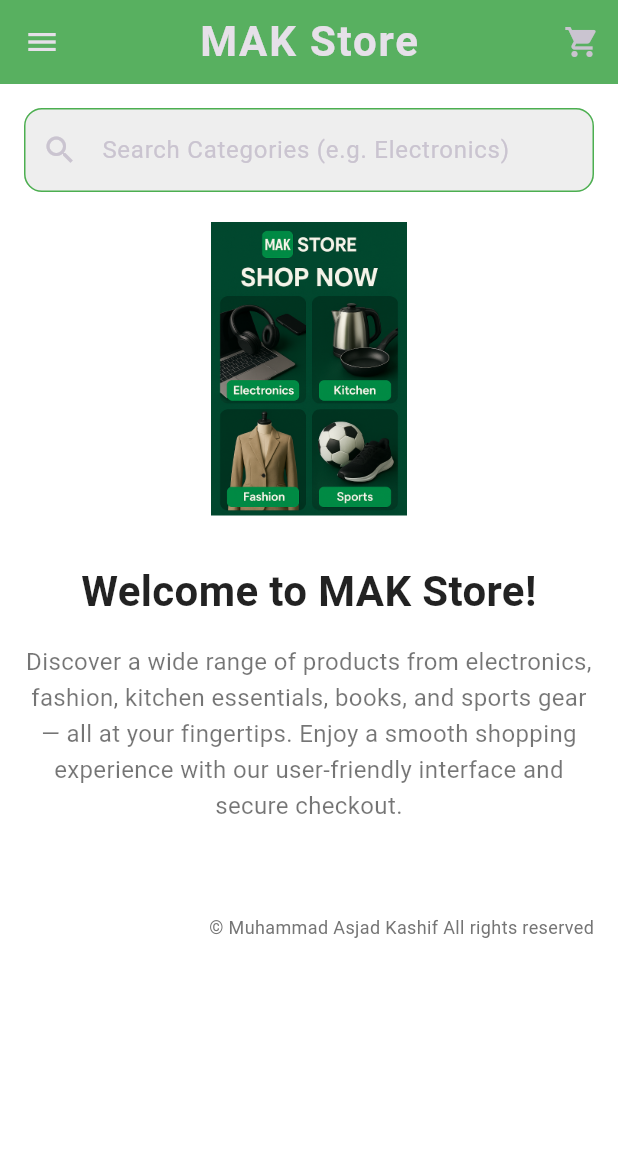
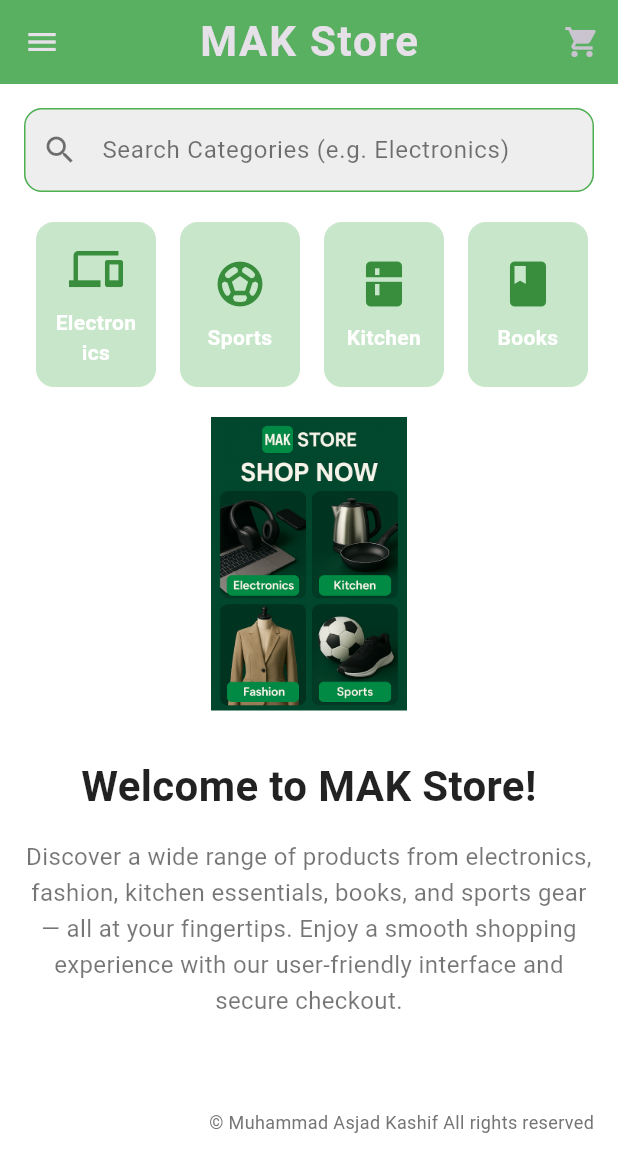
Before and after one commit to asjadkashif2004/Mak-Store-E-commerce-mobile-app, a Flutter app: the screen it shows once a user with an empty profile is signed in, on a phone screen of 412 x 824 dp. Shown: the top 1172 px of the screen. Run offline on Flutter 3.47's test engine with Material 3 defaults, Android fonts, the phone set to English and light mode, and no system bars; our stand-ins replace cloud_firestore, firebase_auth, firebase_core; accounts and stored records are empty; Roboto replaces fonts that are missing (Georgia, Lobster).

Commit message:
Project created and in working stage

```diff
--- a/lib/home_page.dart
+++ b/lib/home_page.dart
@@ -71,7 +71,6 @@ class _HomePageState extends State<HomePage> {
     'Logout',
   ];
 
-  // Map menu items to icons
   final Map<String, IconData> menuIcons = {
     'Home': Icons.home,
     'Category': Icons.category,
@@ -80,6 +79,57 @@ class _HomePageState extends State<HomePage> {
     'Profile': Icons.person,
     'Logout': Icons.logout,
   };
+
+  // Animated welcome message (fade-in)
+  Widget _animatedWelcomeMessage() {
+    return TweenAnimationBuilder<double>(
+      tween: Tween<double>(begin: 0, end: 1),
+      duration: const Duration(seconds: 2),
+      builder: (context, opacity, child) {
+        return Opacity(opacity: opacity, child: child);
+      },
+      child: const Text(
+        'Welcome to MAK Store!',
+        style: TextStyle(
+          fontFamily: 'Lobster',
+          fontSize: 28,
+          color: Colors.black87,
+          fontWeight: FontWeight.bold,
+        ),
+        textAlign: TextAlign.center,
+      ),
+    );
+  }
+
+  // Category icon button widget
+  Widget _categoryIconButton(String label, IconData icon, Widget page) {
+    return GestureDetector(
+      onTap: () {
+        Navigator.push(context, MaterialPageRoute(builder: (_) => page));
+      },
+      child: Container(
+        width: 80,
+        margin: const EdgeInsets.symmetric(horizontal: 8),
+        padding: const EdgeInsets.all(12),
+        decoration: BoxDecoration(
+          color: Colors.green.shade100,
+          borderRadius: BorderRadius.circular(12),
+        ),
+        child: Column(
+          mainAxisAlignment: MainAxisAlignment.center,
+          children: [
+            Icon(icon, size: 36, color: Colors.green.shade700),
+            const SizedBox(height: 8),
+            Text(
+              label,
+              style: const TextStyle(fontWeight: FontWeight.bold, fontSize: 14),
+              textAlign: TextAlign.center,
+            ),
+          ],
+        ),
+      ),
+    );
+  }
 
   @override
   Widget build(BuildContext context) {
@@ -149,7 +199,7 @@ class _HomePageState extends State<HomePage> {
                         );
                         break;
                       case 'Home':
-                        // Maybe pop until home or do nothing since already home
+                        // Already home
                         break;
                       default:
                         ScaffoldMessenger.of(context).showSnackBar(
@@ -171,9 +221,13 @@ class _HomePageState extends State<HomePage> {
             // Search Banner
             TextField(
               controller: _searchController,
+              style: const TextStyle(
+                color: Colors.black,
+              ), // Black input text color
               decoration: InputDecoration(
                 hintText: 'Search Categories (e.g. Electronics)',
-                prefixIcon: const Icon(Icons.search),
+                hintStyle: const TextStyle(color: Colors.black54),
+                prefixIcon: const Icon(Icons.search, color: Colors.black54),
                 filled: true,
                 fillColor: Colors.grey.shade200,
                 border: OutlineInputBorder(
@@ -191,7 +245,48 @@ class _HomePageState extends State<HomePage> {
 
             const SizedBox(height: 20),
 
-            // Responsive Banner Image
+            // Category Icons Row - Centered
+            Center(
+              child: SizedBox(
+                height: 110,
+                child: ListView(
+                  shrinkWrap: true,
+                  scrollDirection: Axis.horizontal,
+                  physics: const BouncingScrollPhysics(),
+                  children: [
+                    _categoryIconButton(
+                      'Electronics',
+                      Icons.devices,
+                      const ElectronicsProductsPage(),
+                    ),
+                    _categoryIconButton(
+                      'Sports',
+                      Icons.sports_soccer,
+                      const SportsProductsPage(),
+                    ),
+                    _categoryIconButton(
+                      'Kitchen',
+                      Icons.kitchen,
+                      const KitchenProductsPage(),
+                    ),
+                    _categoryIconButton(
+                      'Books',
+                      Icons.book,
+                      const BooksProductsPage(),
+                    ),
+                    _categoryIconButton(
+                      'Fashion',
+                      Icons.shopping_bag,
+                      const FashionProductsPage(),
+                    ),
+                  ],
+                ),
+              ),
+            ),
+
+            const SizedBox(height: 20),
+
+            // Banner Image
             ClipRRect(
               borderRadius: BorderRadius.circular(20),
               child: Image.asset(
@@ -204,21 +299,12 @@ class _HomePageState extends State<HomePage> {
 
             const SizedBox(height: 30),
 
-            // Welcome Text
-            const Text(
-              'Welcome to MAK Store!',
-              style: TextStyle(
-                fontFamily: 'Lobster',
-                fontSize: 28,
-                color: Colors.black87,
-                fontWeight: FontWeight.bold,
-              ),
-              textAlign: TextAlign.center,
-            ),
+            // Animated Welcome Message
+            _animatedWelcomeMessage(),
 
             const SizedBox(height: 16),
 
-            // Stylish description paragraph about the app
+            // Description paragraph
             const Text(
               'Discover a wide range of products from electronics, fashion, kitchen essentials, books, and sports gear — all at your fingertips. Enjoy a smooth shopping experience with our user-friendly interface and secure checkout.',
               style: TextStyle(
@@ -231,7 +317,7 @@ class _HomePageState extends State<HomePage> {
 
             const SizedBox(height: 60),
 
-            // Footer text aligned to bottom right
+            // Footer Text
             Align(
               alignment: Alignment.bottomRight,
               child: Text(
--- a/lib/main.dart
+++ b/lib/main.dart
@@ -47,7 +47,7 @@ void main() async {
 }
 
 class MyApp extends StatelessWidget {
-  MyApp({super.key});
+  const MyApp({super.key});
 
   static const Color ben10Green = Color(0xFF4CAF50);
 
--- a/pubspec.yaml
+++ b/pubspec.yaml
@@ -16,6 +16,7 @@ dependencies:
   cloud_firestore: ^4.13.2
   firebase_auth: ^4.17.4
   carousel_slider: ^4.1.1 # ✅ Downgraded to avoid import conflict
+  http: ^0.13.5
 
 dev_dependencies:
   flutter_test:
```
Also changed, not shown: pubspec.lock, 1 other file.
